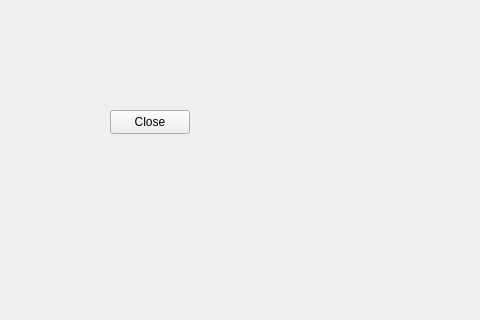
Above: SignalAndSlots/mainwindow.ui from Kaio-n/QT-Setup-and-Project before the change; both pictures show x 0 to 480 and y 0 to 320 of the 800 by 600 pixel window. Below: the same form after it.
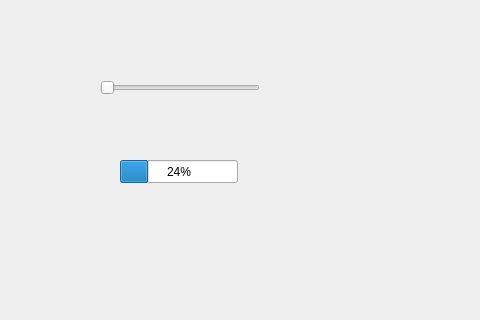
That is the form after the change.

Commit message: (SignalsAndSlots) Slider linked to progress bar through ui designer

```diff
--- a/SignalAndSlots/mainwindow.ui
+++ b/SignalAndSlots/mainwindow.ui
@@ -14,17 +14,30 @@
    <string>MainWindow</string>
   </property>
   <widget class="QWidget" name="centralwidget">
-   <widget class="QPushButton" name="pushButton">
+   <widget class="QSlider" name="horizontalSlider">
     <property name="geometry">
      <rect>
-      <x>110</x>
-      <y>110</y>
-      <width>80</width>
-      <height>24</height>
+      <x>100</x>
+      <y>80</y>
+      <width>160</width>
+      <height>16</height>
      </rect>
     </property>
-    <property name="text">
-     <string>Close</string>
+    <property name="orientation">
+     <enum>Qt::Horizontal</enum>
+    </property>
+   </widget>
+   <widget class="QProgressBar" name="progressBar">
+    <property name="geometry">
+     <rect>
+      <x>120</x>
+      <y>160</y>
+      <width>118</width>
+      <height>23</height>
+     </rect>
+    </property>
+    <property name="value">
+     <number>24</number>
     </property>
    </widget>
   </widget>
```
Left out of the diff: 19 changed lines with no effect on the pictures.
